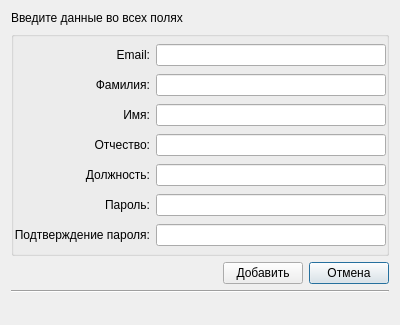
This is ui/add_new_user_dialog.ui in DvaMishkiLapa/StaffMI_client as Qt 5 draws it before an edit. The edited form follows.
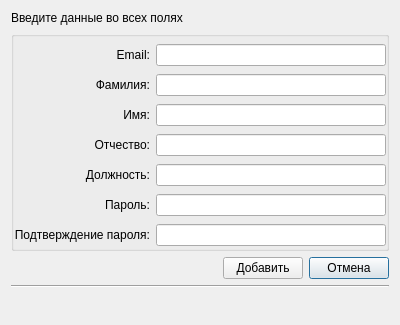
This is the edited form. Icons and pictures are not drawn.

Commit message: Label resizing

Diff of the .ui file:
```diff
--- a/ui/add_new_user_dialog.ui
+++ b/ui/add_new_user_dialog.ui
@@ -44,7 +44,7 @@
      <property name="minimumSize">
       <size>
        <width>0</width>
-       <height>0</height>
+       <height>20</height>
       </size>
      </property>
      <property name="maximumSize">
```
The commit also changes 7 other files.
